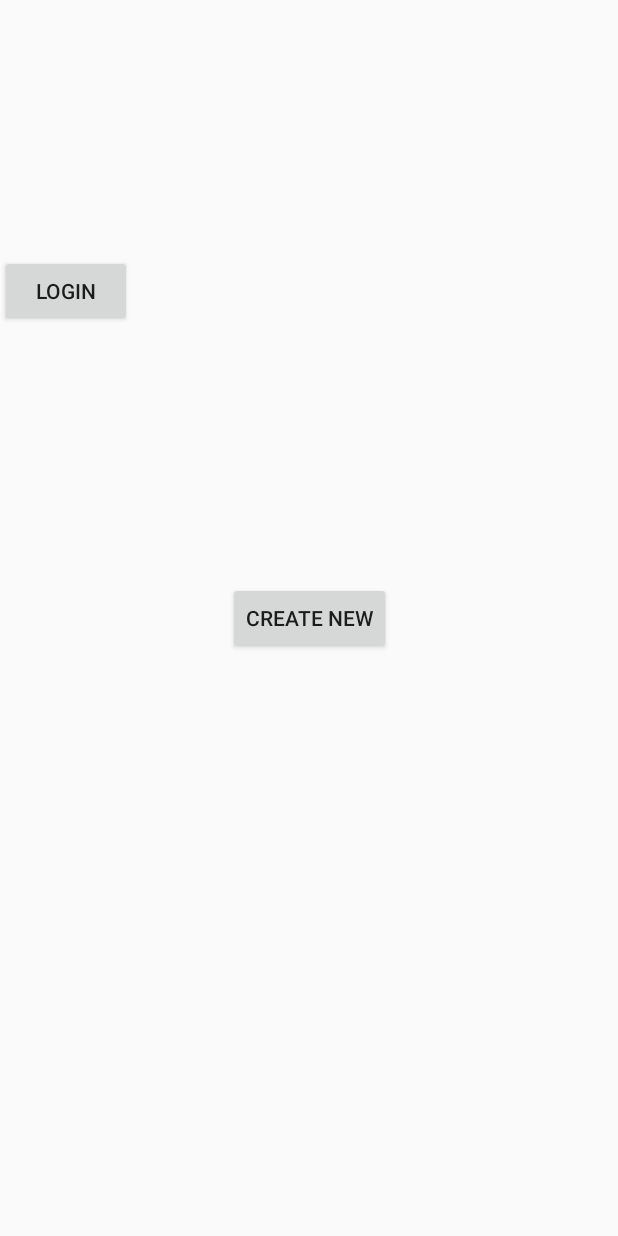
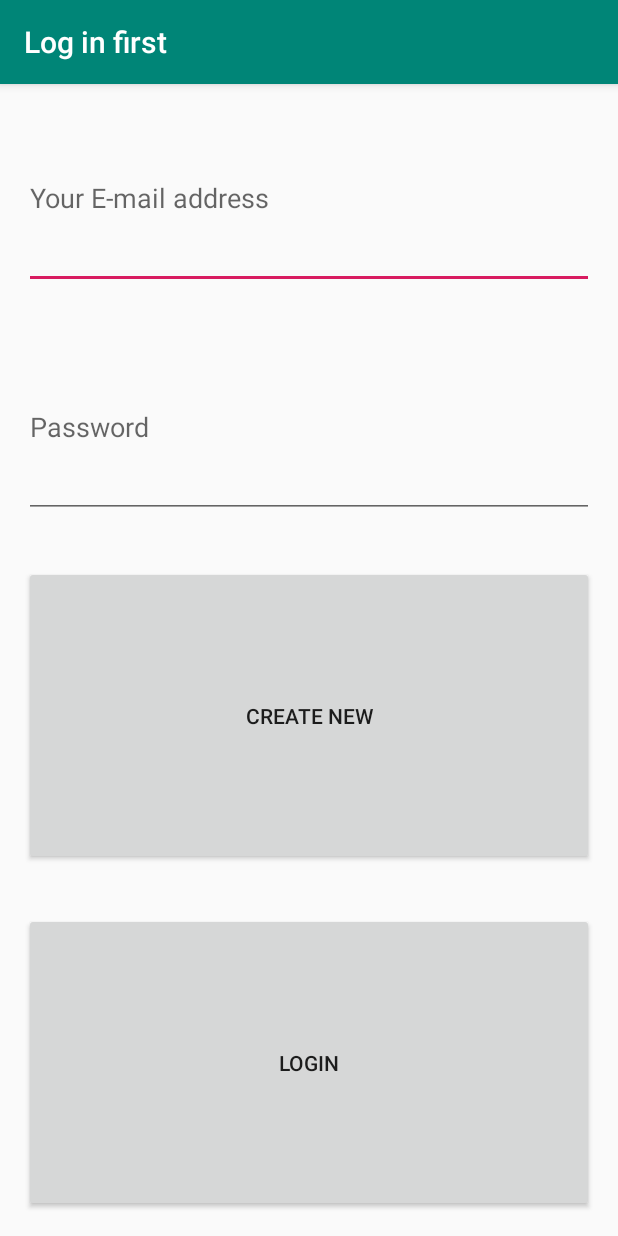
Before and after one commit to VojMi/ShoeStore, an Android app: the screen it shows after launch (MainActivity), on a phone screen of 412 x 824 dp. Run offline under Robolectric (Android 15) with nearby library versions, the phone set to English and light mode, and no system bars; our stand-ins replace Timber, data binding.

Commit message:
UI changes, Menu added

```diff
--- a/app/src/main/AndroidManifest.xml
+++ b/app/src/main/AndroidManifest.xml
@@ -9,7 +9,7 @@
         android:label="@string/app_name"
         android:roundIcon="@mipmap/ic_launcher_round"
         android:supportsRtl="true"
-        android:theme="@style/AppTheme.NoActionBar"
+        android:theme="@style/AppTheme"
         tools:ignore="GoogleAppIndexingWarning">
         <activity android:name=".MainActivity">
             <intent-filter>
--- a/app/src/main/java/com/udacity/shoestore/DetailFragment.kt
+++ b/app/src/main/java/com/udacity/shoestore/DetailFragment.kt
@@ -4,6 +4,7 @@ import android.os.Bundle
 import android.view.LayoutInflater
 import android.view.View
 import android.view.ViewGroup
+import androidx.appcompat.app.AppCompatActivity
 import androidx.databinding.DataBindingUtil
 import androidx.fragment.app.Fragment
 import androidx.navigation.Navigation
@@ -19,6 +20,8 @@ class DetailFragment : Fragment() {
         inflater: LayoutInflater, container: ViewGroup?,
         savedInstanceState: Bundle?
     ): View?     {
+        (activity as AppCompatActivity).supportActionBar?.title="Details of the shoe"
+
         val binding: FragmentDetailBinding =
             DataBindingUtil.inflate(inflater,R.layout.fragment_detail,container,false)
 
--- a/app/src/main/java/com/udacity/shoestore/InstructionsFragment.kt
+++ b/app/src/main/java/com/udacity/shoestore/InstructionsFragment.kt
@@ -4,6 +4,7 @@ import android.os.Bundle
 import android.view.LayoutInflater
 import android.view.View
 import android.view.ViewGroup
+import androidx.appcompat.app.AppCompatActivity
 import androidx.databinding.DataBindingUtil
 import androidx.fragment.app.Fragment
 import androidx.navigation.Navigation
@@ -18,6 +19,8 @@ class InstructionsFragment : Fragment() {
     override fun onCreateView(
         inflater: LayoutInflater, container: ViewGroup?, savedInstanceState: Bundle?): View?
     {
+        (activity as AppCompatActivity).supportActionBar?.title="Instructions"
+
         val binding:FragmentInstructionsBinding=DataBindingUtil.inflate(inflater,R.layout.fragment_instructions,container,false)
 
         binding.gotoShoesButton.setOnClickListener (
--- a/app/src/main/java/com/udacity/shoestore/LoginFragment.kt
+++ b/app/src/main/java/com/udacity/shoestore/LoginFragment.kt
@@ -4,6 +4,7 @@ import android.os.Bundle
 import android.view.LayoutInflater
 import android.view.View
 import android.view.ViewGroup
+import androidx.appcompat.app.AppCompatActivity
 import androidx.databinding.DataBindingUtil
 import androidx.fragment.app.Fragment
 import androidx.lifecycle.ViewModelProvider
@@ -21,6 +22,7 @@ class LoginFragment : Fragment() {
         inflater: LayoutInflater, container: ViewGroup?,
         savedInstanceState: Bundle?
     ): View? {
+        (activity as AppCompatActivity).supportActionBar?.title="Log in first"
         val binding: LoginFragmentBinding =
             DataBindingUtil.inflate(inflater, R.layout.login_fragment, container, false)
         binding.createAccButton.setOnClickListener (
@@ -28,14 +30,12 @@ class LoginFragment : Fragment() {
 
         binding.loginButton.setOnClickListener (
             Navigation.createNavigateOnClickListener(R.id.action_loginFragment_to_welcomeFragment))
-
         return binding.root
     }
 
     override fun onActivityCreated(savedInstanceState: Bundle?) {
         super.onActivityCreated(savedInstanceState)
         viewModel = ViewModelProvider(this).get(LoginViewModel::class.java)
-        // TODO: Use the ViewModel
     }
 
 }
--- a/app/src/main/java/com/udacity/shoestore/WelcomeFragment.kt
+++ b/app/src/main/java/com/udacity/shoestore/WelcomeFragment.kt
@@ -4,6 +4,7 @@ import android.os.Bundle
 import android.view.LayoutInflater
 import android.view.View
 import android.view.ViewGroup
+import androidx.appcompat.app.AppCompatActivity
 import androidx.databinding.DataBindingUtil
 import androidx.fragment.app.Fragment
 import androidx.navigation.Navigation
@@ -14,6 +15,8 @@ class WelcomeFragment : Fragment() {
     override fun onCreateView(
         inflater: LayoutInflater, container: ViewGroup?, savedInstanceState: Bundle?): View?
     {
+        (activity as AppCompatActivity).supportActionBar?.title="Welcome!"
+
         val binding: FragmentWelcomeBinding =
             DataBindingUtil.inflate(inflater,R.layout.fragment_welcome,container,false)
 
--- a/app/src/main/res/layout/login_fragment.xml
+++ b/app/src/main/res/layout/login_fragment.xml
@@ -1,28 +1,49 @@
 <?xml version="1.0" encoding="utf-8"?>
 <layout xmlns:android="http://schemas.android.com/apk/res/android"
     xmlns:app="http://schemas.android.com/apk/res-auto"
-    xmlns:tools="http://schemas.android.com/tools">
+    xmlns:tools="http://schemas.android.com/tools"
+    android:padding="16dp">
 
-    <androidx.constraintlayout.widget.ConstraintLayout
+    <LinearLayout
         android:layout_width="match_parent"
-        android:layout_height="match_parent">
+        android:layout_height="match_parent"
+        android:orientation="vertical">
+
+        <EditText
+            android:id="@+id/emailEditText"
+            android:layout_width="match_parent"
+            android:layout_height="wrap_content"
+            android:layout_margin="16dp"
+            android:layout_weight="0.5"
+            android:ems="10"
+            android:hint="Your E-mail address"
+            android:inputType="textEmailAddress" />
+
+        <EditText
+            android:id="@+id/pwdEditText"
+            android:layout_width="match_parent"
+            android:layout_height="wrap_content"
+            android:layout_margin="16dp"
+            android:layout_weight="0.5"
+            android:ems="10"
+            android:hint="Password"
+            android:inputType="textPassword"
+   />
 
         <Button
             android:id="@+id/createAccButton"
-            android:layout_width="wrap_content"
+            android:layout_width="match_parent"
             android:layout_height="wrap_content"
-            android:text="Create new"
-            app:layout_constraintBottom_toBottomOf="parent"
-            app:layout_constraintEnd_toEndOf="parent"
-            app:layout_constraintStart_toStartOf="parent"
-            app:layout_constraintTop_toTopOf="parent" />
+            android:layout_margin="16dp"
+            android:layout_weight="1"
+            android:text="Create new" />
 
         <Button
             android:id="@+id/loginButton"
-            android:layout_width="wrap_content"
+            android:layout_width="match_parent"
             android:layout_height="wrap_content"
-            android:text="login"
-            app:layout_constraintBottom_toTopOf="@+id/createAccButton"
-            app:layout_constraintTop_toTopOf="parent"
-            tools:layout_editor_absoluteX="161dp" />
-    </androidx.constraintlayout.widget.ConstraintLayout></layout>
+            android:layout_margin="16dp"
+            android:layout_weight="1"
+            android:text="login" />
+    </LinearLayout>
+</layout>
--- a/app/src/main/res/menu/menu.xml
+++ b/app/src/main/res/menu/menu.xml
@@ -2,5 +2,5 @@
 <menu xmlns:android="http://schemas.android.com/apk/res/android">
 <item
     android:id="@+id/logout"
-    android:title="logout"/>
+    android:title="Logout"/>
 </menu>
```
Also changed, not shown: app/src/main/java/com/udacity/shoestore/ListFragment.kt (+21 -5 lines), app/src/main/res/layout/fragment_welcome.xml (+10 -1 lines).
